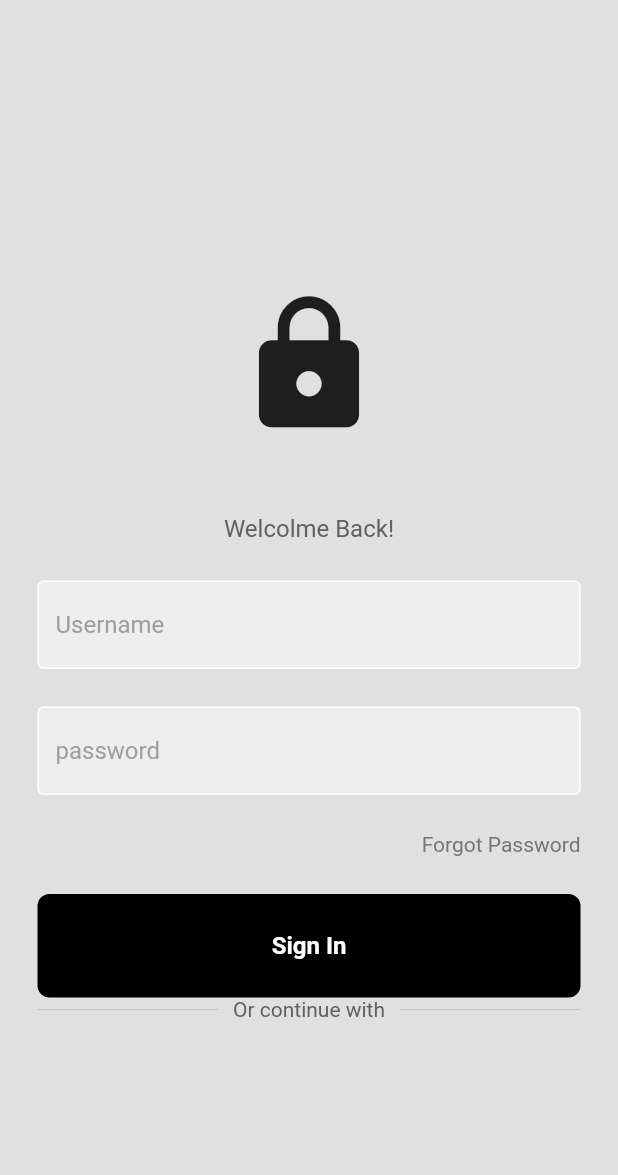
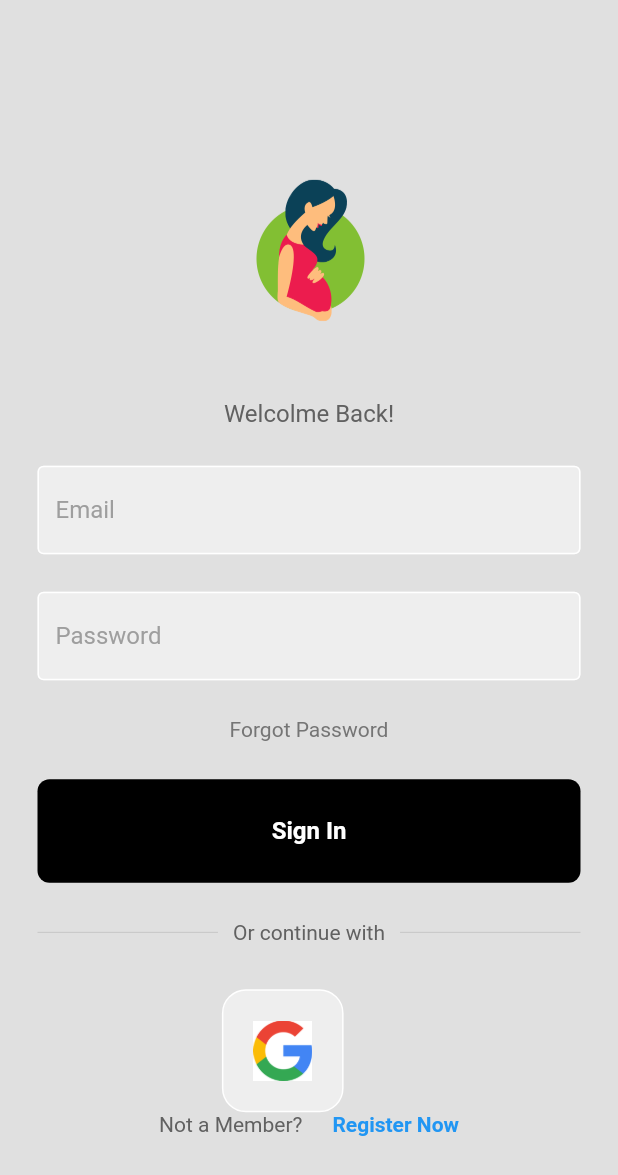
Before and after one commit to Mushfiq799/help_mom_app, a Flutter app: the screen it shows after launch, on a phone screen of 412 x 824 dp. Shown: the top 1175 px of the screen. Run offline on Flutter 3.47's test engine with Material 2 defaults, Android fonts, the phone set to English and light mode, and no system bars.

Commit message:
Pushing my code

```diff
--- a/lib/login_page.dart
+++ b/lib/login_page.dart
@@ -4,9 +4,10 @@ import 'package:help_mom_3/components/my_button.dart';
 import 'package:help_mom_3/components/square_tile.dart';
 
 class LoginPage extends StatelessWidget {
-  LoginPage({super.key});
+  LoginPage(
+      {super.key, required Color backgroundColor, required AppBar appbar});
 
-  final usernameConrtoller = TextEditingController();
+  final emailConrtoller = TextEditingController();
   final passwordController = TextEditingController();
 
   //sign user in method
@@ -24,7 +25,12 @@ class LoginPage extends StatelessWidget {
             ),
 
             //logo
-            const Icon(Icons.lock, size: 100),
+            // const Icon(Icons.lock, size: 100),
+            Image.asset(
+              'lib/images/favicon.png',
+              width: 100, // Set the desired width
+              height: 100, // Set the desired height
+            ),
 
             const SizedBox(height: 50),
 
@@ -41,8 +47,8 @@ class LoginPage extends StatelessWidget {
 
             //username textfield
             MyTextField(
-              controller: usernameConrtoller,
-              hintText: 'Username',
+              controller: emailConrtoller,
+              hintText: 'Email',
               obsecuredText: false,
             ),
             const SizedBox(
@@ -51,8 +57,8 @@ class LoginPage extends StatelessWidget {
 
             //password textfield
             MyTextField(
-              controller: usernameConrtoller,
-              hintText: 'password',
+              controller: passwordController,
+              hintText: 'Password',
               obsecuredText: true,
             ),
             const SizedBox(
@@ -62,7 +68,7 @@ class LoginPage extends StatelessWidget {
             Padding(
               padding: const EdgeInsets.symmetric(horizontal: 25.0),
               child: Row(
-                mainAxisAlignment: MainAxisAlignment.end,
+                mainAxisAlignment: MainAxisAlignment.center,
                 children: [
                   Text(
                     'Forgot Password',
@@ -80,6 +86,7 @@ class LoginPage extends StatelessWidget {
             MyButton(
               onTap: signUserIn,
             ),
+            const SizedBox(height: 25),
             //or continue with
             Padding(
               padding: const EdgeInsets.symmetric(horizontal: 25.0),
@@ -100,33 +107,39 @@ class LoginPage extends StatelessWidget {
                     child: Divider(
                       thickness: 0.5,
                       color: Colors.grey[400],
-                    )),
+                    ),
+                  ),
                 ],
-                ))
+              ),
+            ),
+            const SizedBox(height: 30),
+
+            //google sign in button
+            Row(
+              mainAxisAlignment: MainAxisAlignment.center,
+              children: const [
+                const SquareTile(imagePath: 'lib/images/google.png'),
+                const SizedBox(width: 35),
+              ],
+            ),
+
+            const SizedBox(width: 25),
+            //not a member ? register now
+            Row(mainAxisAlignment: MainAxisAlignment.center, children: [
+              Text(
+                'Not a Member?',
+                style: TextStyle(color: Colors.grey[700]),
+              ),
+              const SizedBox(width: 20),
+              const Text(
+                'Register Now',
+                style:
+                    TextStyle(color: Colors.blue, fontWeight: FontWeight.bold),
+              )
+            ])
           ]),
-        )));
-    //google sign in button
-    // Row(
-    //   mainAxisAlignment: MainAxisAlignment.center,
-    //   children: const()
-
-    // SquareTile(imagePath: 'lib/images/google.png'),
-    // const SizedBox(width: 25),
-    // )
-    // //not a member ? register now
-    // Row(
-    //   mainAxisAlignment: MainAxisAlignment.center,
-    //   children: (
-    //     Text('Not a Member?',
-    //     style: TextStyle: color: Colors.grey[700]),
-    //   ),
-    //     const SizedBox(width: 4),
-    //     const Text(
-    //       'Register Now',
-    //       style :TextStyle(
-    //         color: Colors.blue, fontWeight: FontWeight.bold),
-    //       )
-    //     ,)
-    //   );
+        ),
+      ),
+    );
   }
 }
--- a/lib/main.dart
+++ b/lib/main.dart
@@ -1,24 +1,3 @@
-// import 'package:flutter/material.dart';
-// import 'login_page.dart';
-
-// void main() {
-//   runApp(const MyApp());
-// }
-
-// class MyApp extends StatelessWidget {
-//   const MyApp({super.key});
-
-//   // This widget is the root of your application.
-//   @override
-//   Widget build(BuildContext context) {
-//     return MaterialApp(
-//       debugShowCheckedModeBanner: false,
-//       home: login_page()
-
-//     );
-//   }
-// }
-
 import 'package:flutter/material.dart';
 import 'login_page.dart'; // Update this line to the correct path
 
@@ -34,7 +13,15 @@ class MyApp extends StatelessWidget {
   Widget build(BuildContext context) {
     return MaterialApp(
       debugShowCheckedModeBanner: false,
-      home: LoginPage(), // Use LoginPage as a constructor
+      home: LoginPage(
+        backgroundColor: Colors.black,
+        appbar: AppBar(),
+      ),
+      theme: ThemeData(
+        scaffoldBackgroundColor:
+            Colors.white, // Replace with your desired background color
+      ),
+      // Use LoginPage as a constructor
     );
   }
 }
```
Also changed, not shown: pubspec.yaml (+7 -5 lines), lib/images/favicon.png (renamed from lib/images/images/favicon.png), lib/images/google.png (renamed from lib/images/images/google.png), lib/images/logo1.png (renamed from lib/images/images/logo1.png). Lines whose indentation alone changed are shown as unchanged.
